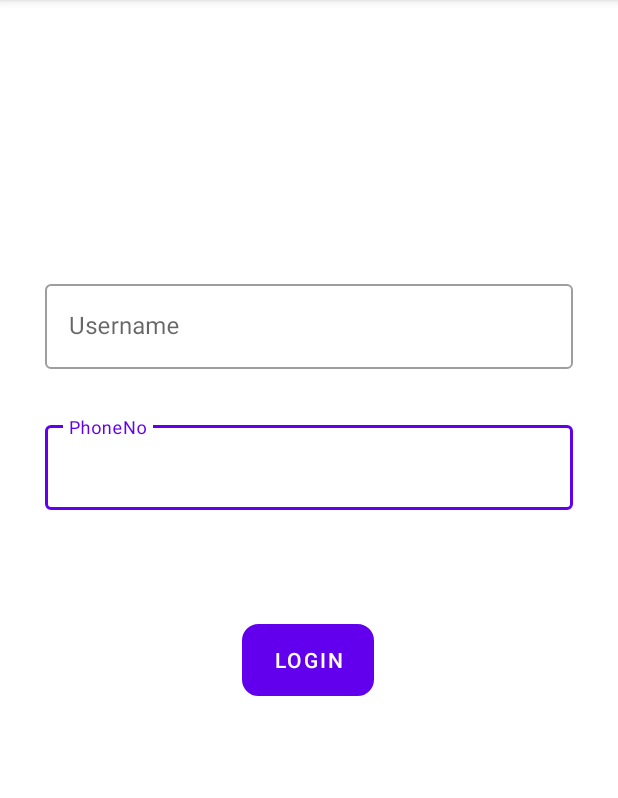
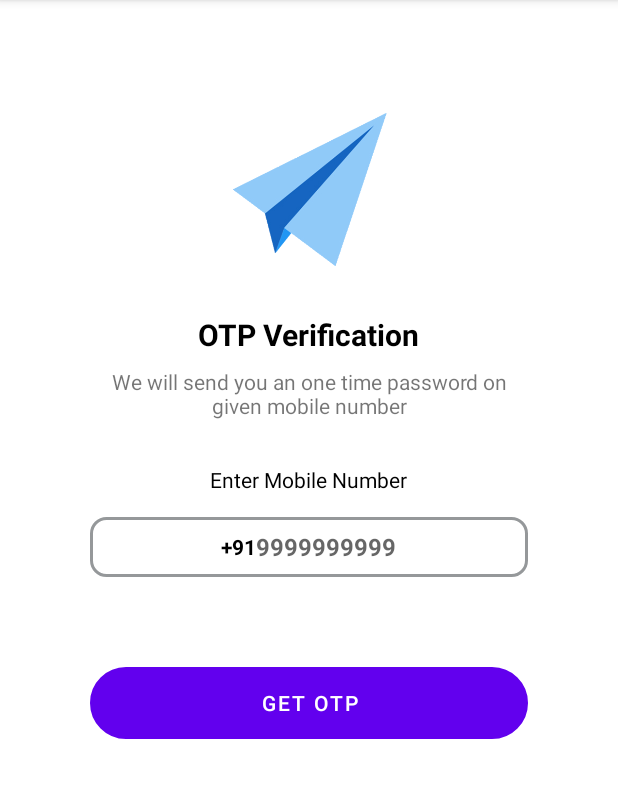
Before and after one commit to harsh21p/Augmented_Reality, an Android app: the screen it shows after launch (HomeActivity), on a phone screen of 412 x 824 dp, the part 84-882 px from its top. Run offline under Robolectric (Android 15) with nearby library versions, the light colour scheme and no system bars.

Commit message:
Style changed

```diff
--- a/app/build.gradle
+++ b/app/build.gradle
@@ -36,6 +36,7 @@ dependencies {
     implementation 'androidx.constraintlayout:constraintlayout:2.0.4'
     implementation 'com.google.firebase:firebase-database:20.0.0'
     implementation 'com.google.firebase:firebase-auth:19.3.2'
+    implementation 'com.google.firebase:firebase-storage:20.0.0'
     testImplementation 'junit:junit:4.+'
     androidTestImplementation 'androidx.test.ext:junit:1.1.2'
     androidTestImplementation 'androidx.test.espresso:espresso-core:3.3.0'
--- a/app/src/main/java/com/hny/ar2/HomeActivity.java
+++ b/app/src/main/java/com/hny/ar2/HomeActivity.java
@@ -5,6 +5,9 @@ import android.content.Intent;
 import android.os.Bundle;
 import android.view.View;
 import android.widget.Button;
+import android.widget.EditText;
+import android.widget.Toast;
+
 import com.google.android.material.textfield.TextInputLayout;
 import java.util.Objects;
 
@@ -13,9 +16,7 @@ public class HomeActivity extends AppCompatActivity {
 
     private String phoneNoString;
     private Button verify;
-    private TextInputLayout phoneNo;
-    private TextInputLayout userName;
-    private String userNameString;
+    private EditText phoneNo;
 
     @Override
     protected void onCreate(Bundle savedInstanceState) {
@@ -25,31 +26,23 @@ public class HomeActivity extends AppCompatActivity {
 
         verify = findViewById(R.id.verifybtn);
         phoneNo = findViewById(R.id.phonenoinput);
-        userName = findViewById(R.id.username);
 
         verify.setOnClickListener(new View.OnClickListener() {
             @Override
             public void onClick(View v) {
 
-                userNameString = userName.getEditText().getText().toString();
-                phoneNoString = phoneNo.getEditText().getText().toString();
-
-//                Intent intent=new Intent(getApplicationContext(),otpVerificationActivity.class);
-//                intent.putExtra("phoneNo1",phoneNoString);
-//                intent.putExtra("user",userNameString);
-//                startActivity(intent);
+                phoneNoString = phoneNo.getText().toString();
+                Intent intent=new Intent(getApplicationContext(),otpVerificationActivity.class);
+                intent.putExtra("phone",phoneNoString);
+                startActivity(intent);
 
                 //AuthBypass
 //
-                Intent intent=new Intent(getApplicationContext(),arClass.class);
-                intent.putExtra("phone",phoneNoString);
-                intent.putExtra("users",userNameString);
-                startActivity(intent);
+//                Intent intent=new Intent(getApplicationContext(),arClass.class);
+//                intent.putExtra("phone1",phoneNoString);
+//                startActivity(intent);
 
             }
         });
-
-
-
     }
 }
--- a/app/src/main/java/com/hny/ar2/VideoRecorder.java
+++ b/app/src/main/java/com/hny/ar2/VideoRecorder.java
@@ -105,7 +105,7 @@ public class VideoRecorder {
             videoDirectory =
                     new File(
                             Environment.getExternalStoragePublicDirectory(Environment.DIRECTORY_PICTURES)
-                                    + "/Download");
+                                    + "/ARAPP");
         }
         if (videoBaseName == null || videoBaseName.isEmpty()) {
             videoBaseName = "Sample";
--- a/app/src/main/res/layout/activity_home.xml
+++ b/app/src/main/res/layout/activity_home.xml
@@ -77,68 +77,104 @@
 
     //page
 
+    <ScrollView
+        android:layout_width="match_parent"
+        android:layout_height="match_parent"
+        tools:layout_editor_absoluteX="0dp"
+        tools:layout_editor_absoluteY="175dp"
+        android:layout_marginTop="60dp">
 
-    <com.google.android.material.textfield.TextInputLayout
-        android:id="@+id/phonenoinput"
-        style="@style/Widget.MaterialComponents.TextInputLayout.OutlinedBox"
-        android:layout_width="match_parent"
-        android:layout_height="wrap_content"
-        android:layout_marginHorizontal="30dp"
-        android:layout_marginTop="32dp"
-        android:hint="PhoneNo"
-        app:layout_constraintEnd_toEndOf="@+id/username"
-        app:layout_constraintHorizontal_bias="0.0"
-        app:layout_constraintStart_toStartOf="@+id/username"
-        app:layout_constraintTop_toBottomOf="@+id/username"
-        tools:ignore="MissingConstraints">
+        <LinearLayout
+            android:layout_width="match_parent"
+            android:layout_height="match_parent"
+            android:gravity="center"
+            android:orientation="vertical"
 
+            >
 
-        <com.google.android.material.textfield.TextInputEditText
-            android:layout_width="match_parent"
-            android:layout_height="wrap_content"
-            android:layout_marginTop="296dp"
-            android:inputType="number"
-            app:layout_constraintEnd_toEndOf="parent"
-            app:layout_constraintStart_toStartOf="parent"
-            app:layout_constraintTop_toBottomOf="@+id/appBarLayout2" />
+            <ImageView
+                android:id="@+id/imageView5"
+                android:layout_width="144dp"
+                android:layout_height="115dp"
+                app:srcCompat="@drawable/send"
+                android:layout_marginTop="60dp"
+                />
 
-    </com.google.android.material.textfield.TextInputLayout>
+            <TextView
+                android:layout_width="wrap_content"
+                android:layout_height="wrap_content"
+                android:text="OTP Verification"
+                android:textColor="@color/black"
+                android:textSize="20sp"
+                android:textStyle="bold"
+                android:layout_marginTop="30dp"
+                />
 
-    <com.google.android.material.textfield.TextInputLayout
-        android:id="@+id/username"
-        style="@style/Widget.MaterialComponents.TextInputLayout.OutlinedBox"
-        android:layout_width="match_parent"
-        android:layout_height="wrap_content"
-        android:layout_marginHorizontal="30dp"
-        android:layout_marginTop="184dp"
-        android:hint="Username"
-        app:layout_constraintEnd_toEndOf="parent"
-        app:layout_constraintStart_toStartOf="parent"
-        app:layout_constraintTop_toBottomOf="@+id/appBarLayout2"
-        tools:ignore="MissingConstraints">
+                <TextView
+                    android:id="@+id/textView3"
+                    android:layout_width="match_parent"
+                    android:layout_height="wrap_content"
+                    android:layout_marginHorizontal="60dp"
+                    android:layout_marginTop="8dp"
+                    android:gravity="center"
+                    android:text="We will send you an one time password on given mobile number"
+                   />
 
+            <TextView
+                android:layout_width="wrap_content"
+                android:layout_height="wrap_content"
+                android:layout_marginTop="30dp"
+                android:textSize="14sp"
+                android:layout_marginBottom="15dp"
+                android:text="Enter Mobile Number"
+                android:textColor="@color/black"
 
-        <com.google.android.material.textfield.TextInputEditText
-            android:layout_width="match_parent"
-            android:layout_height="wrap_content"
-            android:layout_marginTop="296dp"
-            app:layout_constraintEnd_toEndOf="parent"
-            app:layout_constraintStart_toStartOf="parent"
-            app:layout_constraintTop_toBottomOf="@+id/appBarLayout2" />
+                />
 
-    </com.google.android.material.textfield.TextInputLayout>
+            <LinearLayout
+                android:background="@drawable/btn_layout"
+                android:layout_width="match_parent"
+                android:layout_height="wrap_content"
+                android:gravity="center"
+                android:orientation="horizontal"
+                android:layout_marginStart="60dp"
+                android:layout_marginEnd="60dp"
 
-    <Button
-        android:id="@+id/verifybtn"
-        android:layout_width="wrap_content"
-        android:layout_height="wrap_content"
-        android:layout_marginTop="76dp"
-        android:text="Login"
-        android:background="@drawable/btn_layout"
-        app:layout_constraintEnd_toEndOf="@+id/username"
-        app:layout_constraintHorizontal_bias="0.498"
-        app:layout_constraintStart_toStartOf="@+id/username"
-        app:layout_constraintTop_toBottomOf="@+id/phonenoinput" />
+           >
+
+                <TextView
+                    android:layout_width="wrap_content"
+                    android:layout_height="40dp"
+                    android:gravity="center"
+                    android:text="+91"
+                    android:textColor="@color/black"
+                    android:textStyle="bold"
+                   />
+                <EditText
+                    android:id="@+id/phonenoinput"
+                    android:layout_width="wrap_content"
+                    android:layout_height="40dp"
+                    android:background="@null"
+                    android:hint="9999999999"
+                    android:imeOptions="actionDone"
+                    android:importantForAutofill="no"
+                    android:inputType="number"
+                    android:textStyle="bold"
+                    android:textSize="16sp"
+                    />
+            </LinearLayout>
+
+            <Button
+                android:id="@+id/verifybtn"
+                android:layout_width="match_parent"
+                android:layout_height="wrap_content"
+                android:layout_margin="60dp"
+                android:background="@drawable/btn_layout1"
+                android:text="Get OTP"
+                android:textColor="@color/white" />
+
+        </LinearLayout>
+    </ScrollView>
 
 
 </androidx.constraintlayout.widget.ConstraintLayout>
```
Also changed, not shown: app/src/main/java/com/hny/ar2/arClass.java (+10 -13 lines), app/src/main/java/com/hny/ar2/otpVerificationActivity.java (+4 -8 lines), app/src/main/res/layout/activity_otp_verification.xml (+51 -11 lines), app/src/main/res/drawable/mail.png (added), app/src/main/res/drawable/send.png (added).
